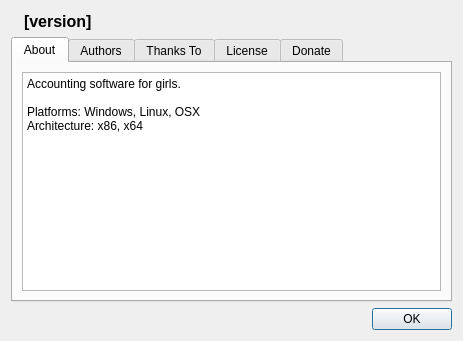
Above: Forms/CAbout.ui from skynowa/xxxdb before the change. Below: the same form after it.
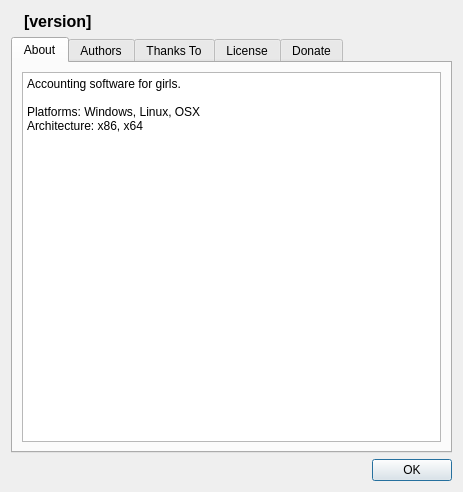
That is the form after the change. Icons and pictures are not drawn.

Commit message: xLib: CAbout - add build info

Diff of the .ui file:
```diff
--- a/Forms/CAbout.ui
+++ b/Forms/CAbout.ui
@@ -7,7 +7,7 @@
     <x>0</x>
     <y>0</y>
     <width>463</width>
-    <height>341</height>
+    <height>492</height>
    </rect>
   </property>
   <property name="windowTitle">
```
